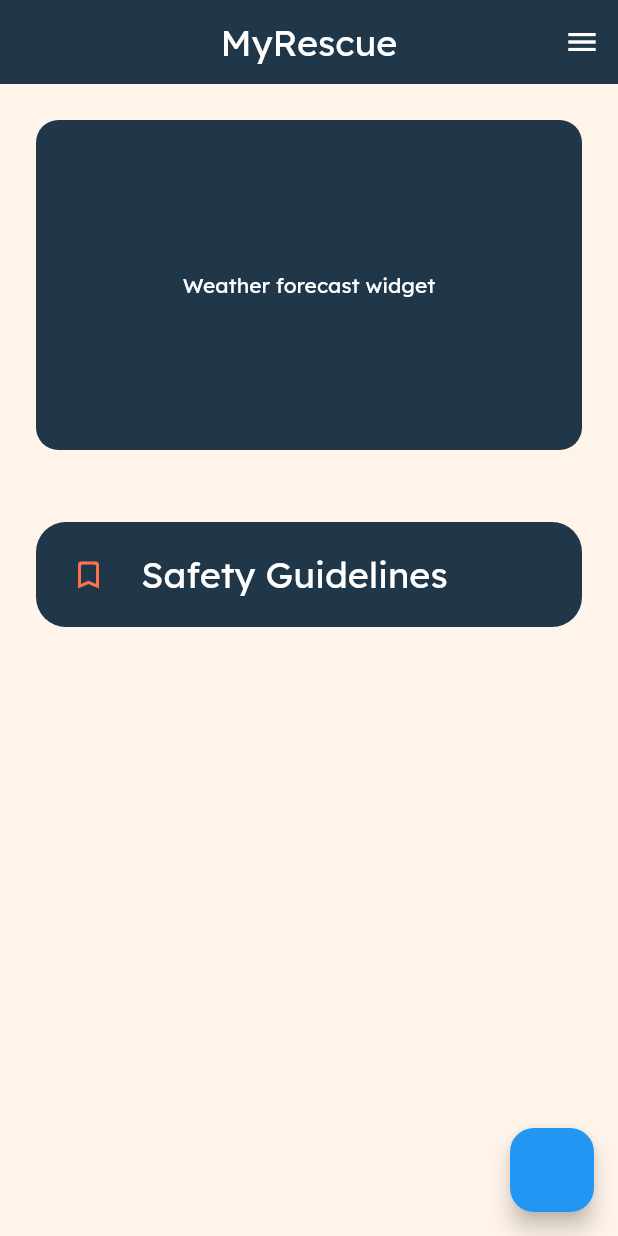
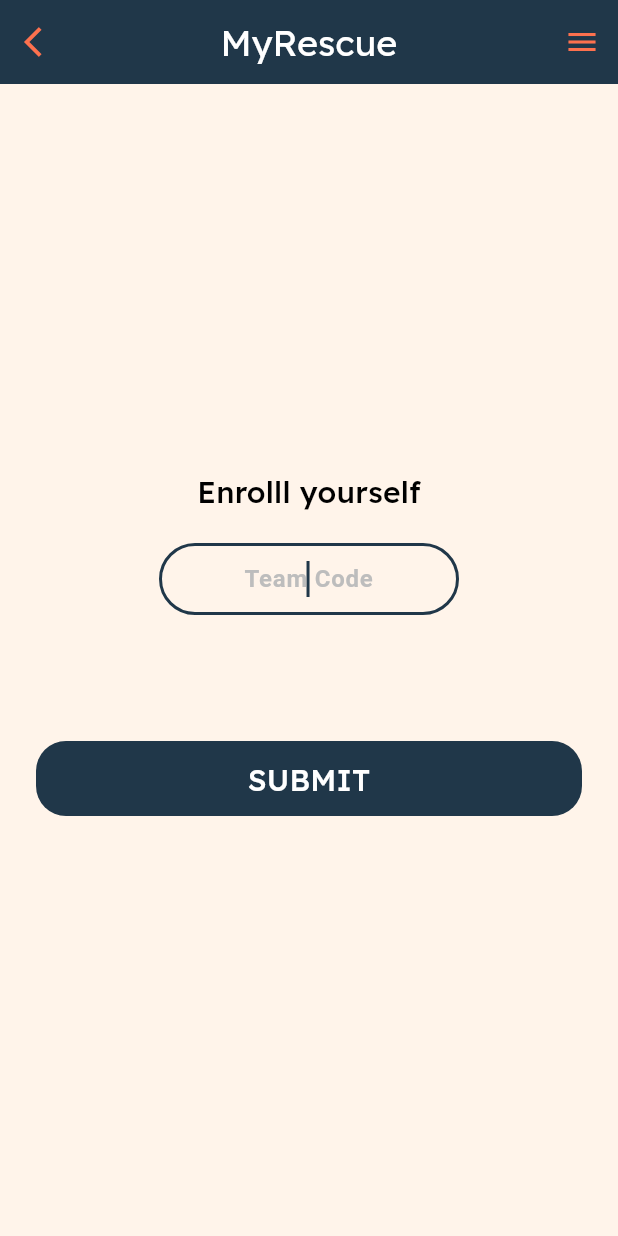
Before and after one commit to Daryl0101/my_rescue, a Flutter app: the screen it shows after launch, after a tap on the "menu" icon, after a tap on "Rescue Team", on a phone screen of 412 x 824 dp. Run offline on Flutter 3.47's test engine with Material 2 defaults, Android fonts, the phone set to English and light mode, and no system bars.

Commit message:
D2: Dealt with rebase conflicts

```diff
--- a/lib/main.dart
+++ b/lib/main.dart
@@ -1,5 +1,7 @@
 import 'package:flutter/material.dart';
 import 'package:my_rescue/config/themes/theme_config.dart';
+import 'package:my_rescue/modules/screens/volunteer-enrollteam.dart';
+import 'package:my_rescue/modules/screens/volunteer-homepage.dart';
 
 import 'modules/screens/homepage.dart';
 
@@ -14,7 +16,7 @@
   Widget build(BuildContext context) {
     return MaterialApp(
       theme: appThemeData,
-      home: const HomePage(),
+      home: VolunteerHomePage(),
       // Disable the debug flag
       debugShowCheckedModeBanner: false,
     );
--- /dev/null
+++ b/lib/modules/screens/volunteer-enrollteam.dart
@@ -0,0 +1,135 @@
+import 'package:flutter/material.dart';
+import 'package:my_rescue/widgets/text_button.dart';
+
+import '../../widgets/list_item.dart';
+
+class VolunteerEnrollTeam extends StatefulWidget {
+  const VolunteerEnrollTeam({super.key});
+
+  @override
+  State<VolunteerEnrollTeam> createState() => _VolunteerEnrollTeamState();
+}
+
+class _VolunteerEnrollTeamState extends State<VolunteerEnrollTeam> {
+  final double paddingBetweenCol = 20.0;
+
+  @override
+  Widget build(BuildContext context) {
+    return Scaffold(
+      appBar: AppBar(
+        iconTheme: IconThemeData(
+          color: Theme.of(context).colorScheme.secondary,
+        ),
+        title: Text(
+          "MyRescue",
+          style: Theme.of(context).textTheme.titleLarge,
+        ),
+        leading: IconButton(
+          onPressed: () => {
+            Navigator.of(context).pop(),
+          },
+          icon: const Icon(Icons.arrow_back_ios),
+          color: Theme.of(context).colorScheme.secondary,
+        ),
+        centerTitle: true,
+      ),
+      endDrawer: Drawer(
+        backgroundColor:
+            Theme.of(context).colorScheme.primary.withOpacity(0.95),
+        width: MediaQuery.of(context).size.width / 2,
+        child: ListView(
+          // Remove any padding from the ListView.
+          padding: EdgeInsets.zero,
+          children: [
+            const SizedBox(
+              height: kToolbarHeight,
+            ),
+            ListItem(
+              text: "Rescue Team",
+              specificAction: () => {},
+            ),
+            ListItem(
+              text: "Flood Safety Tips",
+              specificAction: () => {},
+            ),
+          ],
+        ),
+      ),
+      body: Align(
+        alignment: Alignment.center,
+        child: Column(
+          mainAxisSize: MainAxisSize.max,
+          mainAxisAlignment: MainAxisAlignment.center,
+          crossAxisAlignment: CrossAxisAlignment.center,
+          children: [
+            Padding(
+              padding: EdgeInsets.symmetric(
+                vertical: paddingBetweenCol,
+              ),
+              child: Text(
+                "Enrolll yourself",
+                style: Theme.of(context)
+                    .textTheme
+                    .titleMedium
+                    ?.copyWith(color: Colors.black),
+              ),
+            ),
+            Padding(
+              padding: EdgeInsets.only(
+                bottom: paddingBetweenCol,
+              ),
+              child: SizedBox(
+                width: 200,
+                child: TextField(
+                  maxLines: 1,
+                  textAlign: TextAlign.center,
+                  autofocus: true,
+                  decoration: InputDecoration(
+                    hintText: "Team Code",
+                    hintStyle: TextStyle(
+                      fontWeight: FontWeight.bold,
+                      color: Colors.grey[400],
+                    ),
+                    contentPadding: EdgeInsets.symmetric(
+                      horizontal: 10,
+                    ),
+                    border: OutlineInputBorder(
+                      borderRadius: BorderRadius.all(
+                        Radius.circular(30),
+                      ),
+                    ),
+                    disabledBorder: OutlineInputBorder(
+                      borderRadius: BorderRadius.all(
+                        Radius.circular(30),
+                      ),
+                    ),
+                    enabledBorder: OutlineInputBorder(
+                      borderRadius: BorderRadius.all(
+                        Radius.circular(30),
+                      ),
+                    ),
+                  ),
+                ),
+              ),
+            ),
+            Padding(
+              padding: EdgeInsets.only(
+                bottom: paddingBetweenCol,
+              ),
+              child: Text("Get the team code from your leader"),
+            ),
+            Padding(
+              padding: EdgeInsets.only(
+                bottom: paddingBetweenCol,
+              ),
+              child: CustomTextButton(
+                text: "SUBMIT",
+                textStyle: Theme.of(context).textTheme.titleMedium,
+              ),
+            ),
+          ],
+        ),
+      ),
+    );
+  }
+}
--- /dev/null
+++ b/lib/modules/screens/volunteer-homepage.dart
@@ -0,0 +1,68 @@
+import 'package:flutter/material.dart';
+import 'package:my_rescue/modules/screens/volunteer-enrollteam.dart';
+import 'package:my_rescue/widgets/drawer.dart';
+import 'package:my_rescue/widgets/list_item.dart';
+
+import '../../widgets/text_button.dart';
+import '../../widgets/weather_forecast.dart';
+
+class VolunteerHomePage extends StatefulWidget {
+  const VolunteerHomePage({super.key});
+
+  @override
+  State<VolunteerHomePage> createState() => _VolunteerHomePageState();
+}
+
+class _VolunteerHomePageState extends State<VolunteerHomePage> {
+  @override
+  Widget build(BuildContext context) {
+    return Scaffold(
+      appBar: AppBar(
+        title: Text(
+          "MyRescue",
+          style: Theme.of(context).textTheme.titleLarge,
+        ),
+        iconTheme: IconThemeData(
+          color: Theme.of(context).colorScheme.secondary,
+        ),
+        centerTitle: true,
+      ),
+      body: Column(
+        children: <Widget>[
+          WeatherForecast(),
+          CustomTextButton(
+            height: 70,
+            text: "Safe Places",
+            textStyle: Theme.of(context).textTheme.titleLarge,
+          )
+        ],
+      ),
+      endDrawer: Drawer(
+        backgroundColor:
+            Theme.of(context).colorScheme.primary.withOpacity(0.95),
+        width: MediaQuery.of(context).size.width / 2,
+        child: ListView(
+          // Remove any padding from the ListView.
+          padding: EdgeInsets.zero,
+          children: [
+            const SizedBox(
+              height: kToolbarHeight,
+            ),
+            ListItem(
+              text: "Rescue Team",
+              specificAction: () {
+                Navigator.pop(context);
+                Navigator.of(context).push(MaterialPageRoute(
+                    builder: (context) => VolunteerEnrollTeam()));
+              },
+            ),
+            ListItem(
+              text: "Flood Safety Tips",
+              specificAction: () => {},
+            ),
+          ],
+        ),
+      ),
+    );
+  }
+}
--- /dev/null
+++ b/lib/widgets/list_item.dart
@@ -0,0 +1,24 @@
+import 'package:flutter/material.dart';
+
+class ListItem extends StatelessWidget {
+  const ListItem({
+    super.key,
+    required this.text,
+    required this.specificAction,
+  });
+
+  final String text;
+  final GestureTapCallback specificAction;
+
+  @override
+  Widget build(BuildContext context) {
+    return ListTile(
+      title: Text(
+        text,
+        textAlign: TextAlign.right,
+        style: Theme.of(context).textTheme.displaySmall,
+      ),
+      onTap: specificAction,
+    );
+  }
+}
```
Also changed, not shown: pubspec.lock.
